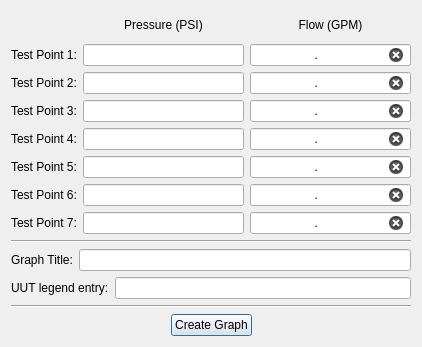
First picture: the form in ui/mainwindow_ui.ui, repository FlyBoy8869/PlotGPM, before the edit.
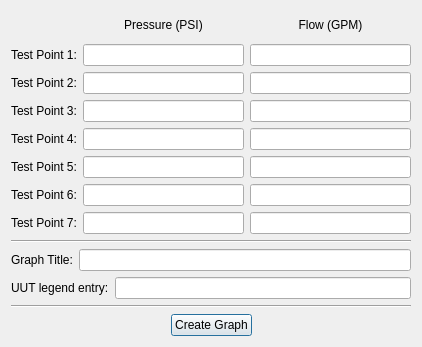
Second picture: the form after the edit.

Commit message: Simpler validation code.

Patch:
```diff
--- a/ui/mainwindow_ui.ui
+++ b/ui/mainwindow_ui.ui
@@ -68,10 +68,13 @@
      <item row="1" column="2">
       <widget class="QLineEdit" name="flow_1">
        <property name="inputMask">
-        <string>09.00</string>
+        <string/>
        </property>
        <property name="text">
-        <string>.</string>
+        <string/>
+       </property>
+       <property name="maxLength">
+        <number>5</number>
        </property>
        <property name="cursorPosition">
         <number>0</number>
@@ -83,7 +86,7 @@
         <string/>
        </property>
        <property name="clearButtonEnabled">
-        <bool>true</bool>
+        <bool>false</bool>
        </property>
       </widget>
      </item>
@@ -107,10 +110,13 @@
      <item row="2" column="2">
       <widget class="QLineEdit" name="flow_2">
        <property name="inputMask">
-        <string>09.00</string>
+        <string/>
        </property>
        <property name="text">
-        <string>.</string>
+        <string/>
+       </property>
+       <property name="maxLength">
+        <number>5</number>
        </property>
        <property name="cursorPosition">
         <number>0</number>
@@ -122,7 +128,7 @@
         <string/>
        </property>
        <property name="clearButtonEnabled">
-        <bool>true</bool>
+        <bool>false</bool>
        </property>
       </widget>
      </item>
@@ -146,10 +152,13 @@
      <item row="3" column="2">
       <widget class="QLineEdit" name="flow_3">
        <property name="inputMask">
-        <string>09.00</string>
+        <string/>
        </property>
        <property name="text">
-        <string>.</string>
+        <string/>
+       </property>
+       <property name="maxLength">
+        <number>5</number>
        </property>
        <property name="cursorPosition">
         <number>0</number>
@@ -161,7 +170,7 @@
         <string/>
        </property>
        <property name="clearButtonEnabled">
-        <bool>true</bool>
+        <bool>false</bool>
        </property>
       </widget>
      </item>
@@ -185,10 +194,13 @@
      <item row="4" column="2">
       <widget class="QLineEdit" name="flow_4">
        <property name="inputMask">
-        <string>09.00</string>
+        <string/>
        </property>
        <property name="text">
-        <string>.</string>
+        <string/>
+       </property>
+       <property name="maxLength">
+        <number>5</number>
        </property>
        <property name="cursorPosition">
         <number>0</number>
@@ -200,7 +212,7 @@
         <string/>
        </property>
        <property name="clearButtonEnabled">
-        <bool>true</bool>
+        <bool>false</bool>
        </property>
       </widget>
      </item>
@@ -224,10 +236,13 @@
      <item row="5" column="2">
       <widget class="QLineEdit" name="flow_5">
        <property name="inputMask">
-        <string>09.00</string>
+        <string/>
        </property>
        <property name="text">
-        <string>.</string>
+        <string/>
+       </property>
+       <property name="maxLength">
+        <number>5</number>
        </property>
        <property name="cursorPosition">
         <number>0</number>
@@ -239,7 +254,7 @@
         <string/>
        </property>
        <property name="clearButtonEnabled">
-        <bool>true</bool>
+        <bool>false</bool>
        </property>
       </widget>
      </item>
@@ -263,10 +278,13 @@
      <item row="6" column="2">
       <widget class="QLineEdit" name="flow_6">
        <property name="inputMask">
-        <string>09.00</string>
+        <string/>
        </property>
        <property name="text">
-        <string>.</string>
+        <string/>
+       </property>
+       <property name="maxLength">
+        <number>5</number>
        </property>
        <property name="cursorPosition">
         <number>0</number>
@@ -278,7 +296,7 @@
         <string/>
        </property>
        <property name="clearButtonEnabled">
-        <bool>true</bool>
+        <bool>false</bool>
        </property>
       </widget>
      </item>
@@ -302,10 +320,13 @@
      <item row="7" column="2">
       <widget class="QLineEdit" name="flow_7">
        <property name="inputMask">
-        <string>09.00</string>
+        <string/>
        </property>
        <property name="text">
-        <string>.</string>
+        <string/>
+       </property>
+       <property name="maxLength">
+        <number>5</number>
        </property>
        <property name="cursorPosition">
         <number>0</number>
@@ -317,7 +338,7 @@
         <string/>
        </property>
        <property name="clearButtonEnabled">
-        <bool>true</bool>
+        <bool>false</bool>
        </property>
       </widget>
      </item>
```
Left out of the diff: 14 changed lines with no effect on the pictures. The commit also changes 2 other files.
